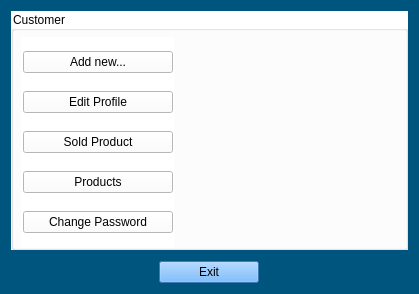
First picture: the form in Login_And_Admin/customer.ui, repository AP-projects-4001/esm-nadarim, before the edit.
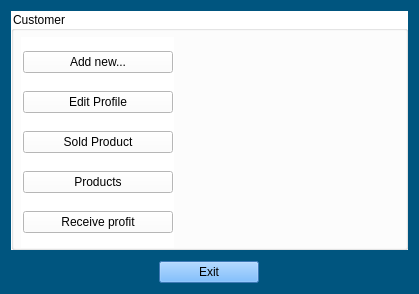
Second picture: the form after the edit.

The edit to the form file:
```diff
--- a/Login_And_Admin/customer.ui
+++ b/Login_And_Admin/customer.ui
@@ -85,7 +85,7 @@
        <item>
         <widget class="QPushButton" name="pushButton_4">
          <property name="text">
-          <string>Change Password</string>
+          <string>Receive profit</string>
          </property>
         </widget>
        </item>
```
